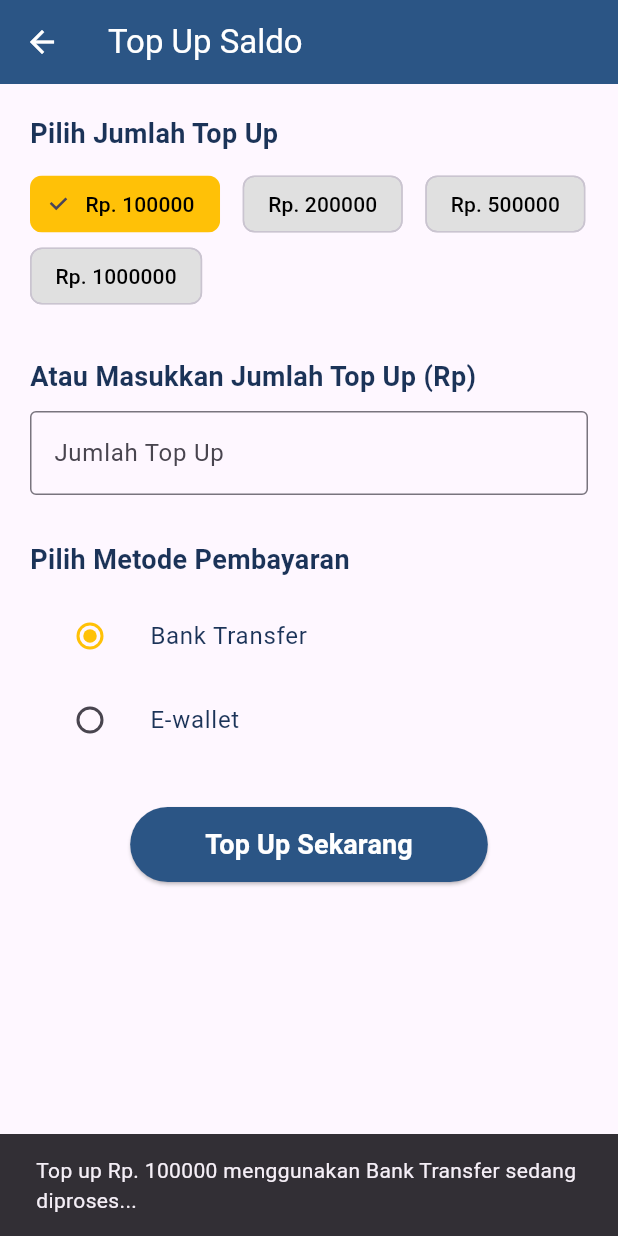
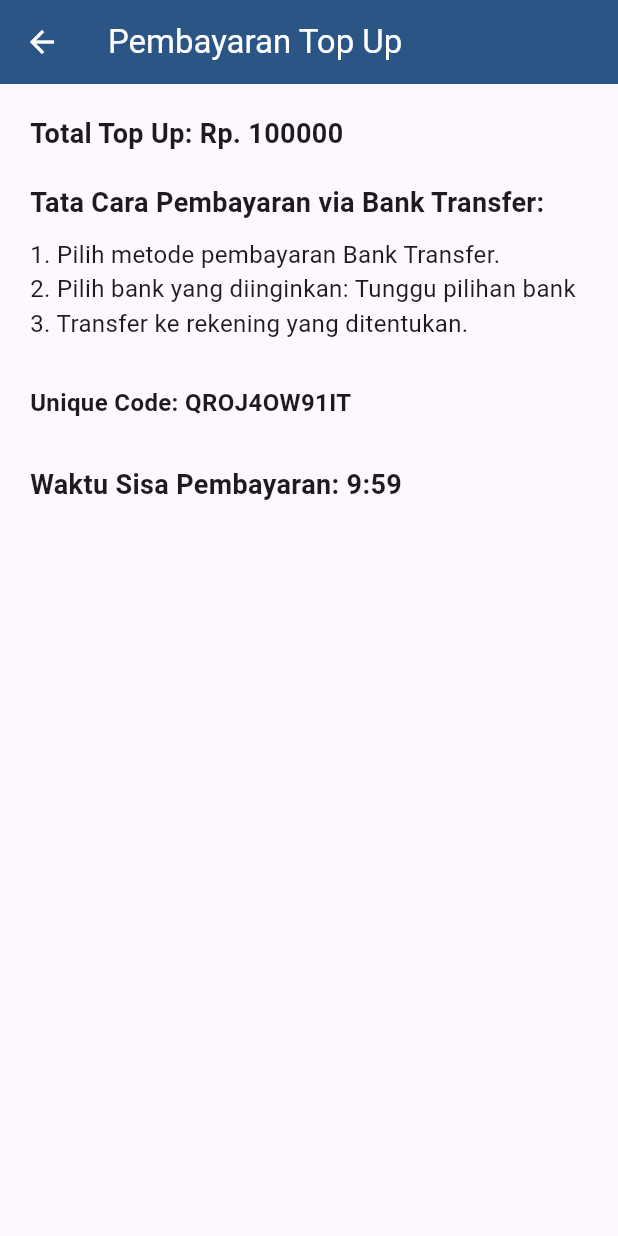
Before and after one commit to daflojuaan/1_A_Salon, a Flutter app: the TopUpSaldoPage screen opened by its route, after a tap on "Top Up Sekarang", on a phone screen of 412 x 824 dp. Run offline on Flutter 3.47's test engine with Material 3 defaults, Android fonts, the phone set to English and light mode, and no system bars; our stand-ins replace camera, image_picker, sqflite; missing offline and left inert: mobile_scanner; accounts and stored records are empty; network calls fail.

Commit message:
combo daflo and cello
daflo: buat penghubung dari barber ke reservasi,
cello: buat page cara pembayaran dan ubah top up menu, buat promo

```diff
--- /dev/null
+++ b/lib/View/caraPembayaranPage.dart
@@ -0,0 +1,128 @@
+import 'package:flutter/material.dart';
+import 'dart:math';
+import 'dart:async';
+import 'topup_saldo.dart';
+
+class CaraPembayaranPage extends StatefulWidget {
+  final int amount;
+  final String paymentMethod;
+  final String? bank;
+  final String? ewallet;
+
+  const CaraPembayaranPage({
+    super.key,
+    required this.amount,
+    required this.paymentMethod,
+    this.bank,
+    this.ewallet,
+  });
+
+  @override
+  _PembayaranPageState createState() => _PembayaranPageState();
+}
+
+class _PembayaranPageState extends State<CaraPembayaranPage> {
+  late String uniqueCode;
+  late Timer countdownTimer;
+  int _remainingTime = 600; // 10 minutes in seconds
+
+  @override
+  void initState() {
+    super.initState();
+    // Generate a unique code for BRIVA payment
+    uniqueCode = _generateUniqueCode();
+    // Start countdown timer
+    countdownTimer = Timer.periodic(const Duration(seconds: 1), (timer) {
+      if (_remainingTime > 0) {
+        setState(() {
+          _remainingTime--;
+        });
+      } else {
+        countdownTimer.cancel();
+      }
+    });
+  }
+
+  @override
+  void dispose() {
+    countdownTimer.cancel();
+    super.dispose();
+  }
+
+  String _generateUniqueCode() {
+    const characters = 'ABCDEFGHIJKLMNOPQRSTUVWXYZ0123456789';
+    Random random = Random();
+    return List.generate(11, (index) {
+      return characters[random.nextInt(characters.length)];
+    }).join();
+  }
+
+  String _formatTime(int seconds) {
+    int minutes = seconds ~/ 60;
+    int sec = seconds % 60;
+    return '$minutes:${sec.toString().padLeft(2, '0')}';
+  }
+
+  @override
+  Widget build(BuildContext context) {
+    return Scaffold(
+      appBar: AppBar(
+        title: const Text(
+          'Pembayaran Top Up',
+          style: TextStyle(color: Colors.white),
+        ),
+        backgroundColor: const Color(0xFF2B5585),
+        iconTheme: const IconThemeData(
+          color: Colors.white,
+        ),
+      ),
+      body: Padding(
+        padding: const EdgeInsets.all(20.0),
+        child: Column(
+          crossAxisAlignment: CrossAxisAlignment.start,
+          children: [
+            Text(
+              'Total Top Up: Rp. ${widget.amount}',
+              style: const TextStyle(fontSize: 18, fontWeight: FontWeight.bold),
+            ),
+            const SizedBox(height: 20),
+            if (widget.paymentMethod == 'Bank Transfer') ...[
+              const Text(
+                'Tata Cara Pembayaran via Bank Transfer:',
+                style: TextStyle(fontSize: 18, fontWeight: FontWeight.bold),
+              ),
+              const SizedBox(height: 10),
+              Text(
+                '1. Pilih metode pembayaran Bank Transfer.\n'
+                '2. Pilih bank yang diinginkan: ${widget.bank ?? "Tunggu pilihan bank"}\n'
+                '3. Transfer ke rekening yang ditentukan.',
+                style: const TextStyle(fontSize: 16),
+              ),
+            ] else if (widget.paymentMethod == 'E-wallet') ...[
+              const Text(
+                'Tata Cara Pembayaran via E-wallet:',
+                style: TextStyle(fontSize: 18, fontWeight: FontWeight.bold),
+              ),
+              const SizedBox(height: 10),
+              Text(
+                '1. Pilih metode pembayaran E-wallet.\n'
+                '2. Gunakan e-wallet seperti DANA, Gopay, atau ShopeePay.',
+                style: const TextStyle(fontSize: 16),
+              ),
+            ],
+            const SizedBox(height: 30),
+            Text(
+              'Unique Code: $uniqueCode',
+              style: const TextStyle(fontSize: 16, fontWeight: FontWeight.bold),
+            ),
+            const SizedBox(height: 30),
+            Text(
+              'Waktu Sisa Pembayaran: ${_formatTime(_remainingTime)}',
+              style: const TextStyle(fontSize: 18, fontWeight: FontWeight.bold),
+            ),
+          ],
+        ),
+      ),
+    );
+  }
+}
--- a/lib/main.dart
+++ b/lib/main.dart
@@ -1,4 +1,3 @@
-import 'package:a_salon/view/topup_saldo.dart';
 import 'package:flutter/material.dart';
 import 'package:a_salon/view/login_page.dart';
 import 'package:a_salon/view/register_page.dart';
@@ -8,6 +7,8 @@ import 'package:a_salon/view/payment_page.dart';
 import 'package:a_salon/view/reservation_page.dart';
 import 'package:a_salon/view/barber_page.dart';
 import 'package:a_salon/view/notification_page.dart';
+import 'package:a_salon/view/caraPembayaranPage.dart';
+import 'package:a_salon/view/topup_saldo.dart'; // Pastikan sudah mengimpor TopUpSaldoPage
 
 void main() {
   runApp(const MyApp());
@@ -23,18 +24,19 @@ class MyApp extends StatelessWidget {
       theme: ThemeData(
         primarySwatch: Colors.blue,
       ),
-      initialRoute: '/',
+      initialRoute: '/',  // Menentukan halaman pertama yang akan muncul
       routes: {
-        '/': (context) => const LoginPage(),
+        '/': (context) => const LoginPage(), // Halaman pertama (LoginPage)
         '/register': (context) => const RegisterPage(),
         '/forgot-password': (context) => const ForgotPasswordPage(),
         '/login': (context) => const LoginPage(),
-        '/scan' : (context) => const ScanPage(),
+        '/scan': (context) => const ScanPage(),
         '/reservation': (context) => const ReservationPage(),
         '/payment': (context) => const PaymentPage(),
-        '/topup': (context) => const TopUpSaldoPage(),
+        '/topup': (context) => const TopUpSaldoPage(), // Halaman TopUpSaldoPage
         '/barber': (context) => const BarberProfilePage(),
         '/notification': (context) => const NotificationPage(),
+        '/caraPembayaran': (context) => const CaraPembayaranPage(amount: 0, paymentMethod: 'Bank Transfer'),
       },
     );
   }
--- a/lib/view/topup_saldo.dart
+++ b/lib/view/topup_saldo.dart
@@ -1,4 +1,5 @@
 import 'package:flutter/material.dart';
+import 'package:a_salon/view/caraPembayaranPage.dart';
 
 class TopUpSaldoPage extends StatefulWidget {
   const TopUpSaldoPage({super.key});
@@ -12,6 +13,13 @@ class _TopUpSaldoPageState extends State<TopUpSaldoPage> {
   int selectedAmount = 100000;
   String paymentMethod = 'Bank Transfer';
   TextEditingController customAmountController = TextEditingController();
+  String? selectedBank;
+
+  // Daftar bank yang tersedia
+  List<String> banks = ['BCA', 'BRI', 'Mandiri', 'BNI'];
+
+  // Daftar E-wallet yang tersedia
+  List<String> ewallets = ['DANA', 'GOPAY', 'ShopeePay', 'OVO'];
 
   @override
   Widget build(BuildContext context) {
@@ -98,11 +106,45 @@ class _TopUpSaldoPageState extends State<TopUpSaldoPage> {
                 _buildPaymentMethodOption('E-wallet'),
               ],
             ),
+            // Menampilkan pilihan bank jika Bank Transfer dipilih
+            if (paymentMethod == 'Bank Transfer')
+              const SizedBox(height: 20),
+            if (paymentMethod == 'Bank Transfer')
+              Column(
+                crossAxisAlignment: CrossAxisAlignment.start,
+                children: [
+                  const Text(
+                    'Pilih Bank',
+                    style: TextStyle(
+                      fontSize: 18,
+                      fontWeight: FontWeight.bold,
+                      color: Color(0xFF1B3358),
+                    ),
+                  ),
+                  const SizedBox(height: 10),
+                  DropdownButton<String>(
+                    isExpanded: true,
+                    hint: const Text('Pilih Bank'),
+                    value: selectedBank,
+                    onChanged: (String? newBank) {
+                      setState(() {
+                        selectedBank = newBank;
+                      });
+                    },
+                    items: banks.map<DropdownMenuItem<String>>((String bank) {
+                      return DropdownMenuItem<String>(
+                        value: bank,
+                        child: Text(bank),
+                      );
+                    }).toList(),
+                  ),
+                ],
+              ),
             const SizedBox(height: 30),
             Center(
               child: ElevatedButton(
                 onPressed: () {
-                  _topUpSaldo();
+                  _topUpSaldo(context);
                 },
                 style: ElevatedButton.styleFrom(
                   backgroundColor: const Color(0xFF2B5585),
@@ -138,6 +180,7 @@ class _TopUpSaldoPageState extends State<TopUpSaldoPage> {
         onChanged: (value) {
           setState(() {
             paymentMethod = value!;
+            selectedBank = null; // Reset bank selection when changing method
           });
         },
         activeColor: const Color(0xFFFFC107),
@@ -145,12 +188,22 @@ class _TopUpSaldoPageState extends State<TopUpSaldoPage> {
     );
   }
 
-  void _topUpSaldo() {
-    ScaffoldMessenger.of(context).showSnackBar(
-      SnackBar(
-        content: Text(
-            'Top up Rp. $selectedAmount menggunakan $paymentMethod sedang diproses...'),
+  void _topUpSaldo(BuildContext context) {
+    // Navigate to CaraPembayaranPage with payment method details
+    Navigator.push(
+      context,
+      MaterialPageRoute(
+        builder: (context) => CaraPembayaranPage(
+          amount: selectedAmount,
+          paymentMethod: paymentMethod,
+          bank: paymentMethod == 'Bank Transfer' ? selectedBank : null,
+          ewallet: paymentMethod == 'E-wallet' ? _getEwallet() : null,
+        ),
       ),
     );
   }
+
+  String? _getEwallet() {
+    return paymentMethod == 'E-wallet' ? ewallets.first : null;
+  }
 }
```
Also changed, not shown: lib/view/barber_page.dart (+10 -7 lines), lib/view/home_page.dart (+64 -4 lines), lib/view/reservation_page.dart (+38 -15 lines).
